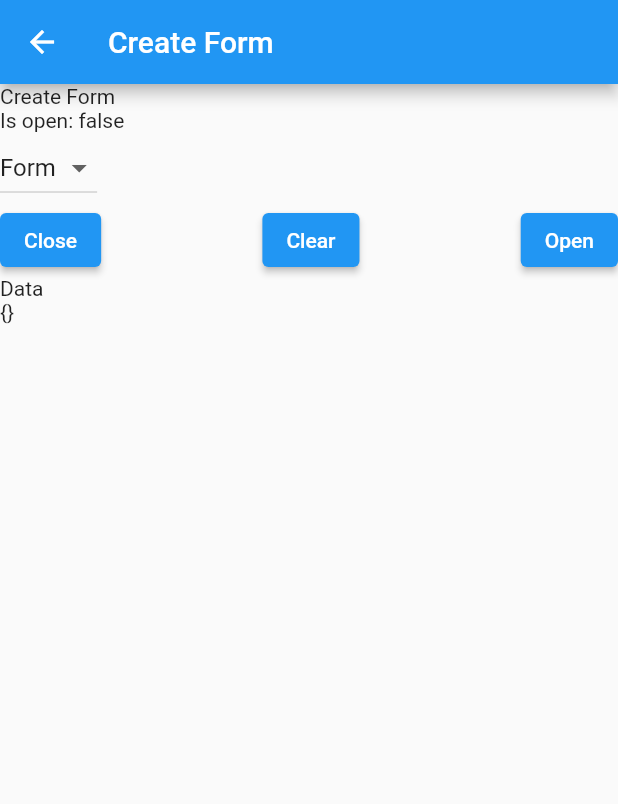
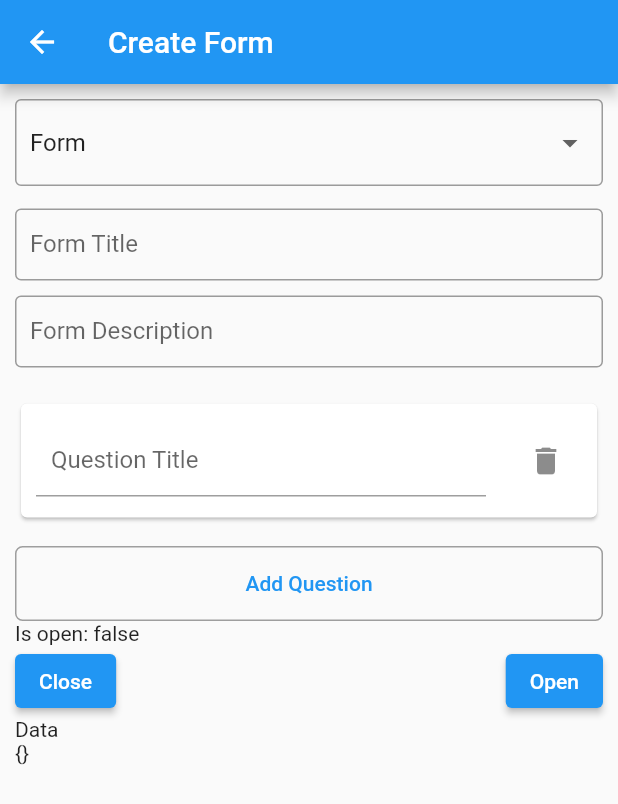
Before and after one commit to Crazzygamerr/SNDR, a Flutter app: the screen it shows after launch, after a tap on "Form", on a phone screen of 412 x 824 dp. Shown: the top 804 px of the screen. Run offline on Flutter 3.47's test engine with Material 2 defaults, Android fonts, the phone set to English and light mode, and no system bars; our stand-ins replace camera, file_picker; missing offline and left inert: nearby_connections.

Commit message:
update: partial form UI

```diff
--- a/lib/CreateForm.dart
+++ b/lib/CreateForm.dart
@@ -1,4 +1,3 @@
-import 'dart:convert';
 
 import 'package:flutter/material.dart';
 import 'package:provider/provider.dart';
@@ -27,16 +26,14 @@ class CreateFormState extends State<CreateForm> {
   };
   Map<String, dynamic> form = {
     "type": "form",
+    "title": "Untitled Form",
     "content": [
       {
-        "id": 1,
-        "title": "What is your name?",
-      },
-      {
-        "id": 2,
-        "title": "What is your age?",
+        "type": "singleLine",
+        "title": "Untitled Question",
+        "content": "",
       }
-    ]
+    ],
   };
   bool isSharing = false;
 
@@ -93,13 +90,17 @@ class CreateFormState extends State<CreateForm> {
       appBar: AppBar(
         title: const Text('Create Form'),
       ),
-      body: Column(
-        crossAxisAlignment: CrossAxisAlignment.start,
+      body: Container(
+        padding: const EdgeInsets.all(10),
+        child: ListView(
           children: [
-          const Text('Create Form'),
-          Text("Is open: ${context.watch<NearbyService>().isAdvertising}"),
-          // Text(const JsonEncoder.withIndent("  ").convert(form)),
-          DropdownButton(
+            InputDecorator(
+              decoration: const InputDecoration(
+                border: OutlineInputBorder(),
+                contentPadding: EdgeInsets.symmetric(horizontal: 10, vertical: 5),
+              ),
+              child: DropdownButtonHideUnderline(
+                child: DropdownButton(
                   value: isSharing,
                   onChanged: (v) => setState(() => isSharing = v as bool),
                   items: const [
@@ -113,6 +114,73 @@ class CreateFormState extends State<CreateForm> {
                     ),
                   ],
                 ),
+              ),
+            ),
+            const SizedBox(height: 15),
+            if(!isSharing)
+            ...[
+              TextFormField(
+                decoration: const InputDecoration(
+                  labelText: 'Form Title',
+                  contentPadding: EdgeInsets.symmetric(horizontal: 10, vertical: 5),
+                  border: OutlineInputBorder(),
+                ),
+              ),
+              const SizedBox(height: 10),
+              TextFormField(
+                keyboardType: TextInputType.multiline,
+                maxLines: null,
+                decoration: const InputDecoration(
+                  labelText: 'Form Description',
+                  contentPadding: EdgeInsets.symmetric(horizontal: 10, vertical: 5),
+
+                  border: OutlineInputBorder(),
+                ),
+              ),
+              const SizedBox(height: 20),
+              ListView.builder(
+                itemCount: form["content"].length,
+                shrinkWrap: true,
+                itemBuilder: (context, index){
+                  return Card(
+                    child: ListTile(
+                      contentPadding: const EdgeInsets.all(10),
+                      title: TextFormField(
+                        decoration: const InputDecoration(
+                          labelText: 'Question Title',
+                          contentPadding: EdgeInsets.symmetric(horizontal: 10, vertical: 5),
+                          border: UnderlineInputBorder(),
+                        ),
+                      ),
+                      trailing: IconButton(
+                        icon: const Icon(Icons.delete),
+                        onPressed: () => setState(() => form["content"].removeAt(index)),
+                      ),
+
+                    ),
+                  );
+                },
+              ),
+              const SizedBox(height: 15),
+              Container(
+                decoration: BoxDecoration(
+                  border: Border.all(color: Colors.grey),
+                  borderRadius: BorderRadius.circular(5),
+                ),
+                child: TextButton(
+                  onPressed: () => setState(() => form["content"].add({
+                    "type": "singleLine",
+                    "title": "Untitled Question",
+                    "content": "",
+                  })),
+                  child: const Text('Add Question'),
+                ),
+              ),
+            ],
+
+            Text("Is open: ${context.watch<NearbyService>().isAdvertising}"),
+            // Text(const JsonEncoder.withIndent("  ").convert(form)),
+
             Row(
               mainAxisAlignment: MainAxisAlignment.spaceBetween,
               children: [
@@ -121,12 +189,6 @@ class CreateFormState extends State<CreateForm> {
                     NearbyService().stopAdvertising();
                   },
                   child: const Text('Close'),
-              ),
-              ElevatedButton(
-                onPressed: () {
-                  context.read<NearbyService>().payloads = [{}];
-                },
-                child: const Text('Clear'),
                 ),
                 ElevatedButton(
                   onPressed: () {
@@ -155,6 +217,7 @@ class CreateFormState extends State<CreateForm> {
             // ),
           ],
         ),
+      ),
     );
   }
 }
--- a/lib/Home.dart
+++ b/lib/Home.dart
@@ -46,7 +46,8 @@ class HomeState extends State<Home> {
       appBar: AppBar(
         title: const Text('SNDR'),
       ),
-      body: Column(
+      body: Center(
+        child: Column(
           mainAxisAlignment: MainAxisAlignment.center,
           children: <Widget>[
             ElevatedButton(
@@ -61,16 +62,17 @@ class HomeState extends State<Home> {
               },
               child: const Text('Rooms'),
             ),
-          ...context.watch<NearbyService>().payloads.map((e) => Text(e.toString())),
-          ElevatedButton(
-            onPressed: () {
-              // developer.log(context.read<NearbyService>().payloads[0].containsKey("content").toString());
-              developer.log(context.read<NearbyService>().foundDevices.toString());
-              developer.log(context.read<NearbyService>().connectedDevices.toString());
-            },
-            child: const Text('Test'),
+            // ...context.watch<NearbyService>().payloads.map((e) => Text(e.toString())),
+            // ElevatedButton(
+            //   onPressed: () {
+            //     // developer.log(context.read<NearbyService>().payloads[0].containsKey("content").toString());
+            //     developer.log(context.read<NearbyService>().foundDevices.toString());
+            //     developer.log(context.read<NearbyService>().connectedDevices.toString());
+            //   },
+            //   child: const Text('Test'),
+            // ),
+          ],
         ),
-        ],
       ),
     );
   }
```
Lines whose indentation alone changed are shown as unchanged.
